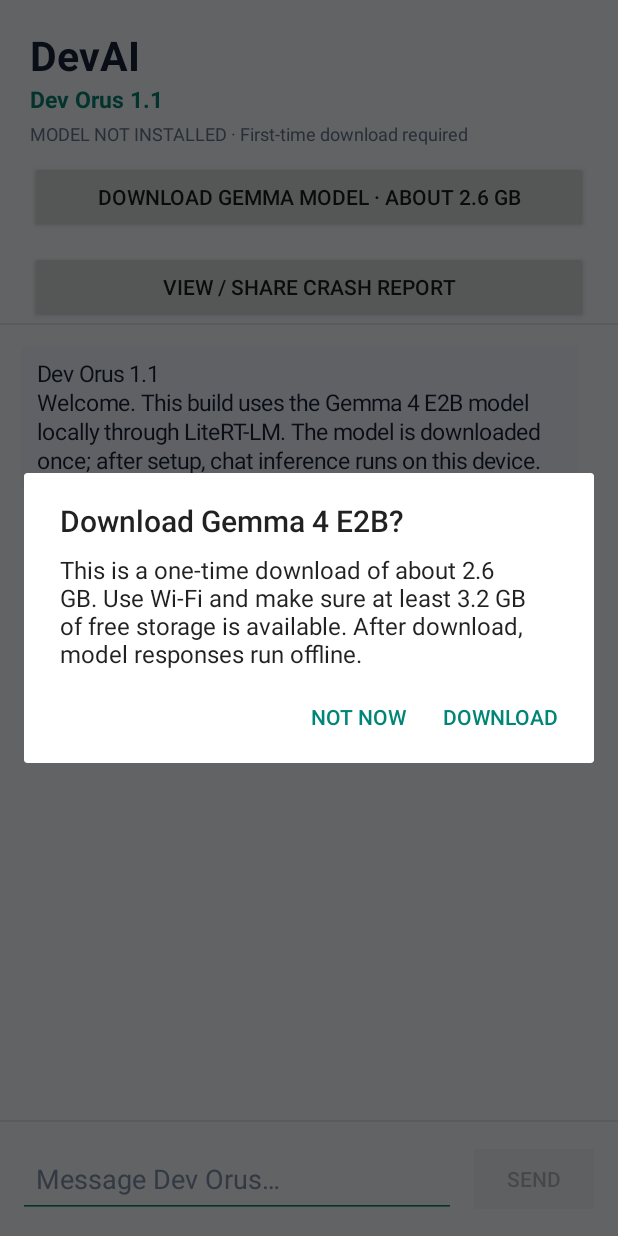
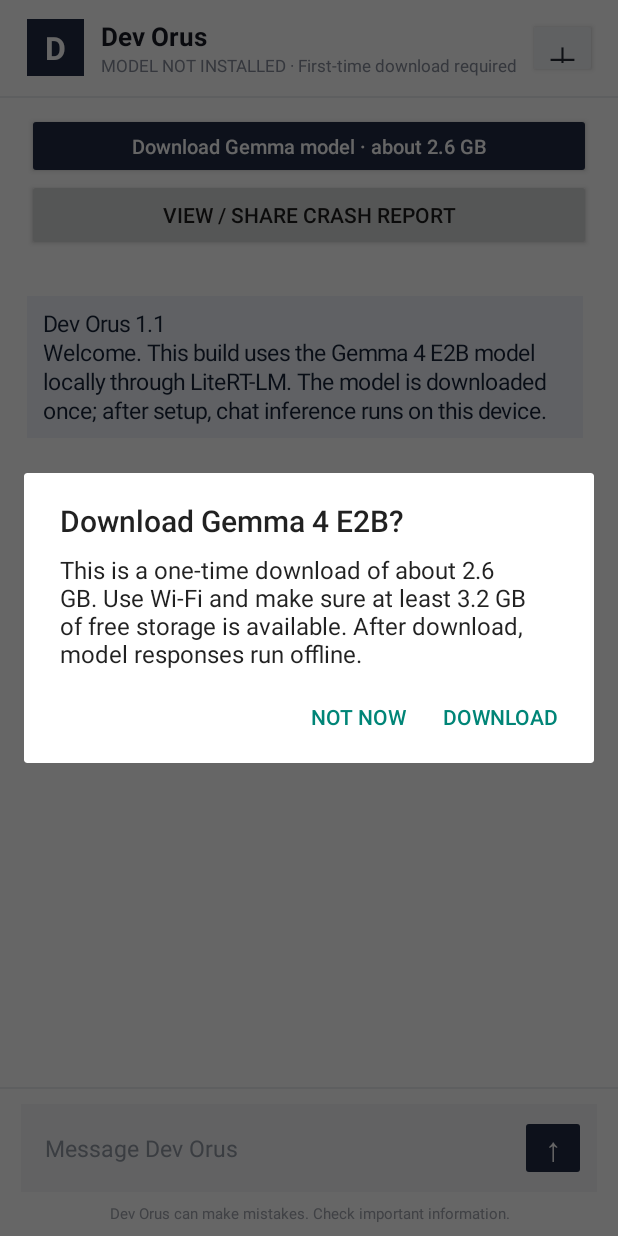
Before and after one commit to xsoftwareabdullah1-create/DevAI, an Android app: the screen it shows after launch (MainActivity), on a phone screen of 412 x 824 dp. Run offline under Robolectric (Android 15) with nearby library versions, the phone set to English and light mode, and no system bars.

Commit message:
Redesign chat screen with ChatGPT-inspired light UI

```diff
--- a/app/src/main/res/layout/activity_main.xml
+++ b/app/src/main/res/layout/activity_main.xml
@@ -3,59 +3,92 @@
     android:layout_width="match_parent"
     android:layout_height="match_parent"
     android:orientation="vertical"
-    android:background="#F6F8FC">
+    android:background="#FFFFFF">
+
+    <LinearLayout
+        android:layout_width="match_parent"
+        android:layout_height="64dp"
+        android:gravity="center_vertical"
+        android:orientation="horizontal"
+        android:paddingStart="18dp"
+        android:paddingEnd="14dp"
+        android:background="#FFFFFF">
+
+        <TextView
+            android:layout_width="38dp"
+            android:layout_height="38dp"
+            android:gravity="center"
+            android:text="D"
+            android:textColor="#FFFFFF"
+            android:textSize="21sp"
+            android:textStyle="bold"
+            android:background="#202A44" />
+
+        <LinearLayout
+            android:layout_width="0dp"
+            android:layout_height="wrap_content"
+            android:layout_weight="1"
+            android:orientation="vertical"
+            android:layout_marginStart="11dp">
+            <TextView
+                android:layout_width="wrap_content"
+                android:layout_height="wrap_content"
+                android:text="Dev Orus"
+                android:textColor="#171923"
+                android:textSize="17sp"
+                android:textStyle="bold" />
+            <TextView
+                android:id="@+id/status"
+                android:layout_width="wrap_content"
+                android:layout_height="wrap_content"
+                android:text="Checking local model…"
+                android:textColor="#858B98"
+                android:textSize="11sp" />
+        </LinearLayout>
+
+        <Button
+            android:id="@+id/newChatButton"
+            android:layout_width="wrap_content"
+            android:layout_height="40dp"
+            android:minWidth="0dp"
+            android:text="＋"
+            android:textSize="22sp"
+            android:textColor="#252A35"
+            android:backgroundTint="#F2F3F6"
+            android:contentDescription="New chat" />
+    </LinearLayout>
+
+    <View
+        android:layout_width="match_parent"
+        android:layout_height="1dp"
+        android:background="#ECEEF2" />
 
     <LinearLayout
         android:layout_width="match_parent"
         android:layout_height="wrap_content"
         android:orientation="vertical"
-        android:paddingStart="20dp"
-        android:paddingEnd="20dp"
-        android:paddingTop="18dp"
-        android:paddingBottom="12dp">
-        <TextView
-            android:layout_width="wrap_content"
-            android:layout_height="wrap_content"
-            android:text="DevAI"
-            android:textColor="#172238"
-            android:textSize="27sp"
-            android:textStyle="bold" />
-        <TextView
-            android:layout_width="wrap_content"
-            android:layout_height="wrap_content"
-            android:text="Dev Orus 1.1"
-            android:textColor="#087F72"
-            android:textSize="15sp"
-            android:textStyle="bold" />
-        <TextView
-            android:id="@+id/status"
-            android:layout_width="wrap_content"
-            android:layout_height="wrap_content"
-            android:layout_marginTop="4dp"
-            android:text="MODEL NOT INSTALLED · First-time download required"
-            android:textColor="#64748B"
-            android:textSize="12sp" />
+        android:paddingStart="18dp"
+        android:paddingEnd="18dp"
+        android:paddingTop="10dp"
+        android:paddingBottom="8dp">
+
         <Button
             android:id="@+id/modelButton"
             android:layout_width="match_parent"
-            android:layout_height="48dp"
-            android:layout_marginTop="10dp"
-            android:text="Download Gemma model · about 2.6 GB" />
-    </LinearLayout>
+            android:layout_height="44dp"
+            android:text="Download Gemma model · about 2.6 GB"
+            android:textAllCaps="false"
+            android:textColor="#FFFFFF"
+            android:textSize="13sp"
+            android:backgroundTint="#202A44" />
 
         <Button
             android:id="@+id/crashReportButton"
             android:layout_width="match_parent"
             android:layout_height="wrap_content"
-        android:layout_marginStart="20dp"
-        android:layout_marginEnd="20dp"
             android:text="View / Share Crash Report"
             android:visibility="gone" />
-
-    <View
-        android:layout_width="match_parent"
-        android:layout_height="1dp"
-        android:background="#DCE4EF" />
+    </LinearLayout>
 
     <ScrollView
         android:id="@+id/chatScroll"
@@ -63,10 +96,12 @@
         android:layout_height="0dp"
         android:layout_weight="1"
         android:fillViewport="true"
-        android:paddingStart="14dp"
-        android:paddingEnd="14dp"
-        android:paddingTop="10dp"
-        android:paddingBottom="10dp">
+        android:clipToPadding="false"
+        android:paddingStart="18dp"
+        android:paddingEnd="18dp"
+        android:paddingTop="18dp"
+        android:paddingBottom="20dp">
+
         <LinearLayout
             android:id="@+id/messages"
             android:layout_width="match_parent"
@@ -77,34 +112,66 @@
     <View
         android:layout_width="match_parent"
         android:layout_height="1dp"
-        android:background="#DCE4EF" />
+        android:background="#ECEEF2" />
+
+    <LinearLayout
+        android:layout_width="match_parent"
+        android:layout_height="wrap_content"
+        android:orientation="vertical"
+        android:paddingStart="14dp"
+        android:paddingEnd="14dp"
+        android:paddingTop="10dp"
+        android:paddingBottom="8dp"
+        android:background="#FFFFFF">
 
         <LinearLayout
             android:layout_width="match_parent"
             android:layout_height="wrap_content"
             android:gravity="center_vertical"
             android:orientation="horizontal"
-        android:padding="12dp">
+            android:background="#F5F6F8"
+            android:paddingStart="14dp"
+            android:paddingEnd="7dp"
+            android:paddingTop="5dp"
+            android:paddingBottom="5dp">
+
             <EditText
                 android:id="@+id/composer"
                 android:layout_width="0dp"
-            android:layout_height="52dp"
+                android:layout_height="48dp"
                 android:layout_weight="1"
-            android:backgroundTint="#087F72"
-            android:hint="Message Dev Orus…"
+                android:background="@android:color/transparent"
+                android:hint="Message Dev Orus"
                 android:imeOptions="actionSend"
                 android:inputType="textCapSentences|textMultiLine"
-            android:maxLines="4"
-            android:paddingStart="12dp"
-            android:paddingEnd="12dp"
-            android:textColor="#172238"
-            android:textColorHint="#8190A8" />
+                android:maxLines="5"
+                android:paddingStart="2dp"
+                android:paddingEnd="8dp"
+                android:textColor="#20232B"
+                android:textColorHint="#9298A4"
+                android:textSize="15sp" />
+
             <Button
                 android:id="@+id/sendButton"
-            android:layout_width="wrap_content"
-            android:layout_height="52dp"
-            android:layout_marginStart="8dp"
+                android:layout_width="44dp"
+                android:layout_height="44dp"
+                android:minWidth="0dp"
+                android:padding="0dp"
                 android:enabled="false"
-            android:text="Send" />
+                android:text="↑"
+                android:textSize="22sp"
+                android:textColor="#FFFFFF"
+                android:backgroundTint="#202A44"
+                android:contentDescription="Send message" />
+        </LinearLayout>
+
+        <TextView
+            android:layout_width="match_parent"
+            android:layout_height="wrap_content"
+            android:gravity="center"
+            android:paddingTop="7dp"
+            android:text="Dev Orus can make mistakes. Check important information."
+            android:textColor="#A0A4AD"
+            android:textSize="10sp" />
     </LinearLayout>
 </LinearLayout>
```
Lines whose indentation alone changed are shown as unchanged.
